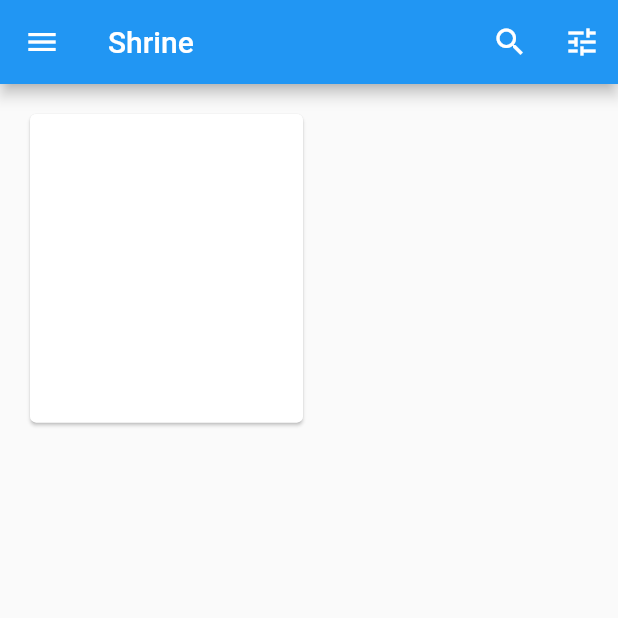
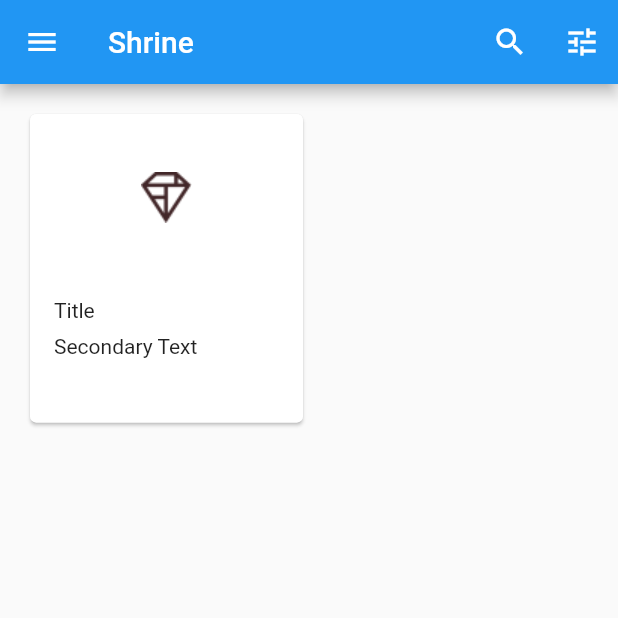
Before and after one commit to duliodenis/codelabs-flutter-mdc-101, a Flutter app: the HomePage screen opened directly, on a phone screen of 412 x 824 dp, the top half of it. Run offline on Flutter 3.47's test engine with Material 2 defaults, Android fonts, the phone set to English and light mode, and no system bars.

Commit message:
Added a Column widget to the Card

```diff
--- a/mdc_100_series/lib/home.dart
+++ b/mdc_100_series/lib/home.dart
@@ -24,31 +24,27 @@ class HomePage extends StatelessWidget {
     return Scaffold(
       // TODO: Add app bar (102)
       appBar: AppBar(
-
         leading: IconButton(
           icon: Icon(Icons.menu),
-          onPressed: (){
+          onPressed: () {
             print("Menu Button");
           },
         ),
-
         title: Text("Shrine"),
-
         actions: <Widget>[
           IconButton(
             icon: Icon(Icons.search),
-            onPressed: (){
+            onPressed: () {
               print("Search Tapped");
             },
           ),
           IconButton(
             icon: Icon(Icons.tune),
-            onPressed: (){
+            onPressed: () {
               print("Filter Tapped");
             },
           )
         ],
-
       ),
 
       // TODO: Add a grid view (102)
@@ -57,10 +53,30 @@ class HomePage extends StatelessWidget {
         padding: EdgeInsets.all(16.0),
         childAspectRatio: 8.0 / 9.0,
         children: <Widget>[
-          Card()
+          Card(
+            child: Column(
+              crossAxisAlignment: CrossAxisAlignment.start,
+              children: <Widget>[
+                AspectRatio(
+                  aspectRatio: 18.0 / 11.0,
+                  child: Image.asset('assets/diamond.png'),
+                ),
+                new Padding(
+                  padding: EdgeInsets.fromLTRB(16.0, 12.0, 16.0, 8.0),
+                  child: Column(
+                    crossAxisAlignment: CrossAxisAlignment.start,
+                    children: <Widget>[
+                      Text('Title'),
+                      SizedBox(height: 8.0),
+                      Text('Secondary Text'),
+                    ],
+                  ),
+                ),
+              ],
+            ),
+          )
         ],
       ),
-
     );
   }
 }
```
